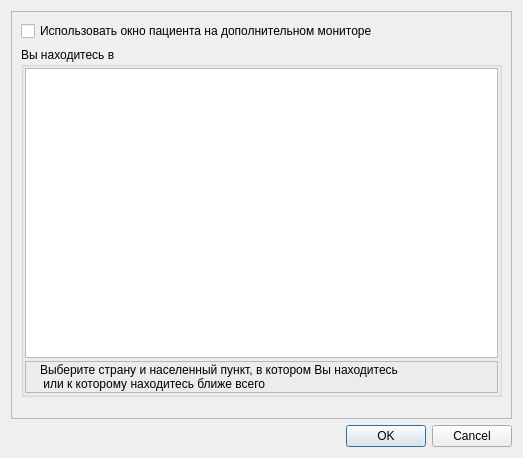
This is aanalysersettings.ui in grigp/a-analyser as Qt 5 draws it before an edit. The edited form follows.
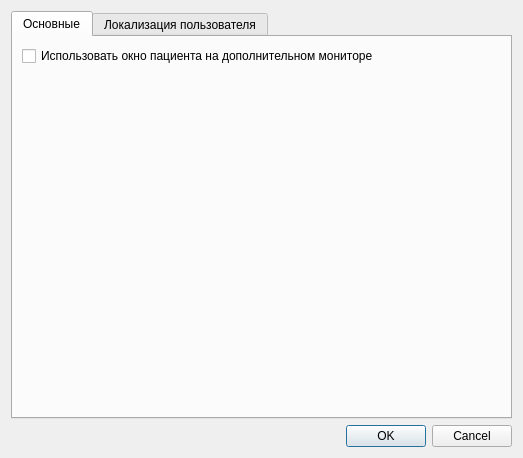
This is the edited form. The open tabs and pages were chosen to show the change. Icons and pictures are not drawn.

The edit to the form file:
```diff
--- a/aanalysersettings.ui
+++ b/aanalysersettings.ui
@@ -15,14 +15,15 @@
   </property>
   <layout class="QVBoxLayout" name="verticalLayout">
    <item>
-    <widget class="QFrame" name="frame">
-     <property name="frameShape">
-      <enum>QFrame::StyledPanel</enum>
+    <widget class="QTabWidget" name="twTabs">
+     <property name="currentIndex">
+      <number>1</number>
      </property>
-     <property name="frameShadow">
-      <enum>QFrame::Raised</enum>
-     </property>
-     <layout class="QVBoxLayout" name="verticalLayout_2">
+     <widget class="QWidget" name="tabMain">
+      <attribute name="title">
+       <string>Основные</string>
+      </attribute>
+      <layout class="QVBoxLayout" name="verticalLayout_4">
       <item>
        <widget class="QCheckBox" name="cbUsePatientWindow">
         <property name="text">
@@ -31,6 +32,26 @@
        </widget>
       </item>
       <item>
+        <spacer name="verticalSpacer">
+         <property name="orientation">
+          <enum>Qt::Vertical</enum>
+         </property>
+         <property name="sizeHint" stdset="0">
+          <size>
+           <width>20</width>
+           <height>40</height>
+          </size>
+         </property>
+        </spacer>
+       </item>
+      </layout>
+     </widget>
+     <widget class="QWidget" name="tabUserLocalize">
+      <attribute name="title">
+       <string>Локализация пользователя</string>
+      </attribute>
+      <layout class="QVBoxLayout" name="verticalLayout_5">
+       <item>
        <widget class="QGroupBox" name="gbUserLocalize">
         <property name="minimumSize">
          <size>
@@ -118,20 +139,8 @@
         </layout>
        </widget>
       </item>
-      <item>
-       <spacer name="verticalSpacer">
-        <property name="orientation">
-         <enum>Qt::Vertical</enum>
-        </property>
-        <property name="sizeHint" stdset="0">
-         <size>
-          <width>20</width>
-          <height>210</height>
-         </size>
-        </property>
-       </spacer>
-      </item>
-     </layout>
+      </layout>
+     </widget>
     </widget>
    </item>
    <item>
```
Left out of the diff: 2 changed lines with no effect on the pictures. Lines whose indentation alone changed are shown as unchanged.
